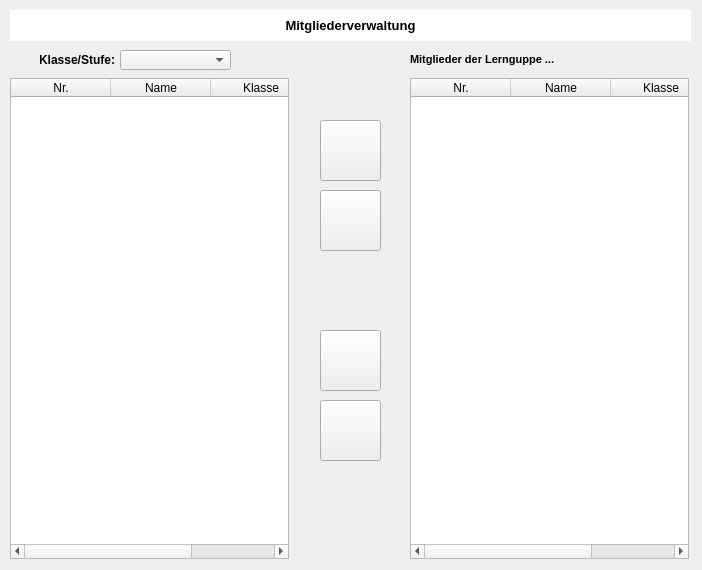
Above: susverwgui.ui from pyphil/Kursbuch before the change. Below: the same form after it.
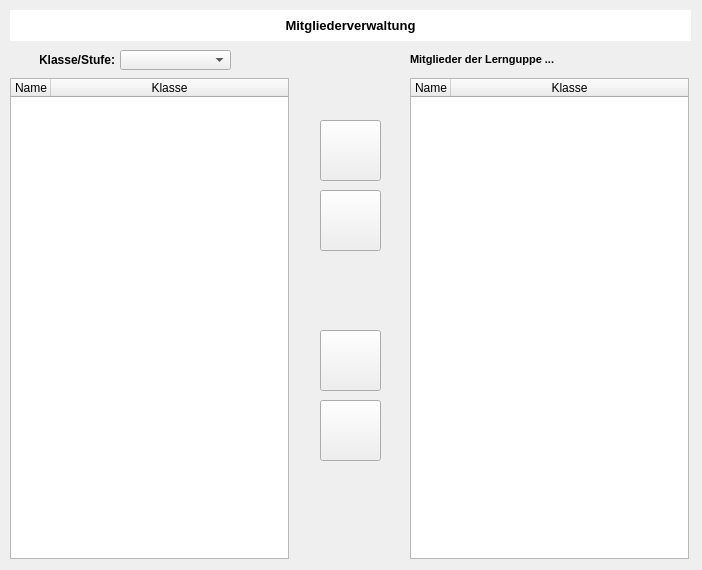
That is the form after the change. Icons and pictures are not drawn.

Commit message: Gui Anpassung Spalten

What changed in the file:
```diff
--- a/susverwgui.ui
+++ b/susverwgui.ui
@@ -25,11 +25,21 @@
      <height>481</height>
     </rect>
    </property>
-   <column>
-    <property name="text">
-     <string>Nr.</string>
-    </property>
-   </column>
+   <property name="rowCount">
+    <number>0</number>
+   </property>
+   <attribute name="horizontalHeaderMinimumSectionSize">
+    <number>40</number>
+   </attribute>
+   <attribute name="horizontalHeaderDefaultSectionSize">
+    <number>40</number>
+   </attribute>
+   <attribute name="horizontalHeaderStretchLastSection">
+    <bool>true</bool>
+   </attribute>
+   <attribute name="verticalHeaderDefaultSectionSize">
+    <number>23</number>
+   </attribute>
    <column>
     <property name="text">
      <string>Name</string>
@@ -50,11 +60,18 @@
      <height>481</height>
     </rect>
    </property>
-   <column>
-    <property name="text">
-     <string>Nr.</string>
-    </property>
-   </column>
+   <attribute name="horizontalHeaderMinimumSectionSize">
+    <number>40</number>
+   </attribute>
+   <attribute name="horizontalHeaderDefaultSectionSize">
+    <number>40</number>
+   </attribute>
+   <attribute name="horizontalHeaderStretchLastSection">
+    <bool>true</bool>
+   </attribute>
+   <attribute name="verticalHeaderDefaultSectionSize">
+    <number>23</number>
+   </attribute>
    <column>
     <property name="text">
      <string>Name</string>
```
Left out of the diff: 4 changed lines with no effect on the pictures. The commit also changes 1 other file.
